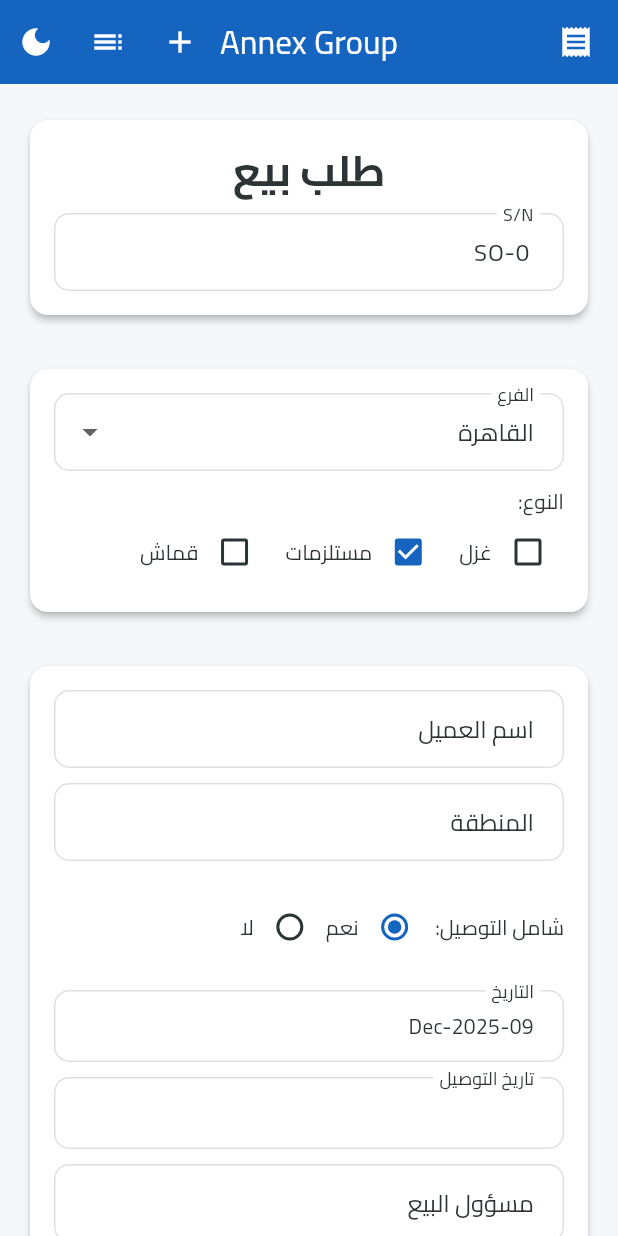
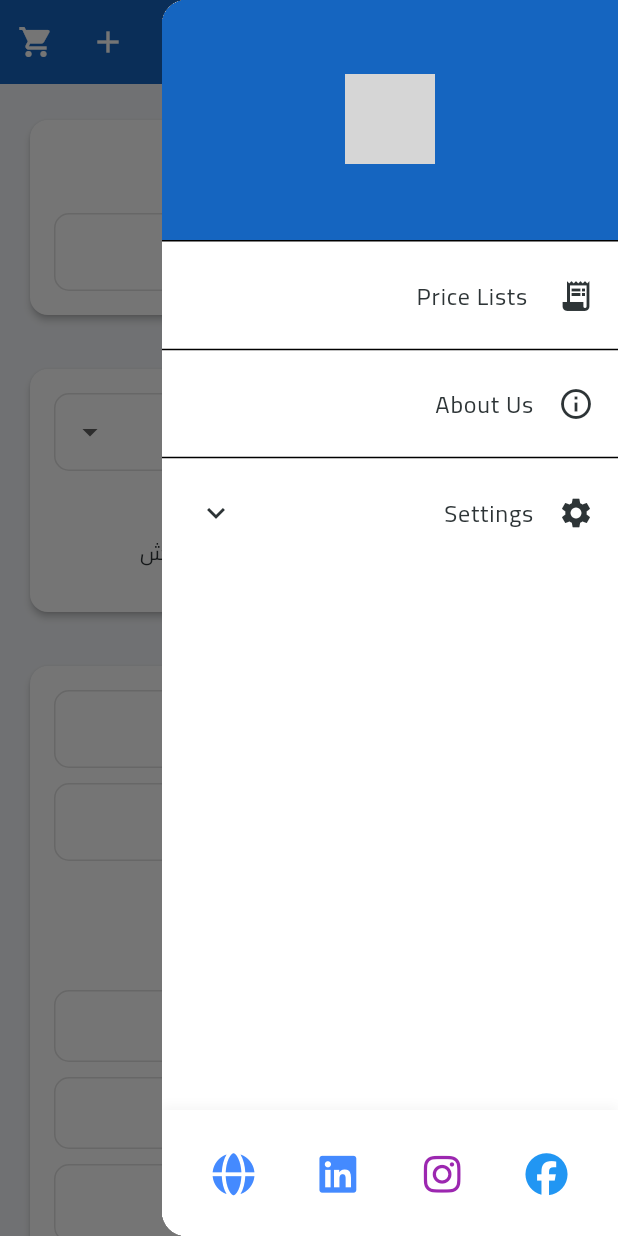
Before and after one commit to sayedsaad96/sales_order_app, a Flutter app: the SalesOrderPage screen opened directly, with the side drawer open (before the commit the screen has no drawer), on a phone screen of 412 x 824 dp. Run offline on Flutter 3.47's test engine with Material 3 defaults, Android fonts, the phone set to English and light mode, and no system bars; our stand-ins replace font_awesome_flutter, hive, hive_flutter, pdf, printing, share_plus; accounts and stored records are empty; grey boxes are pictures that could not be loaded.

Commit message:
Implement sales order creation/editing, saved invoices, user profile management, and PDF viewing.

```diff
--- /dev/null
+++ b/lib/core/widgets/app_drawer.dart
@@ -0,0 +1,189 @@
+import 'package:flutter/material.dart';
+import 'package:provider/provider.dart';
+import '../providers/theme_provider.dart';
+import '../../features/sales_order/presentation/pages/price_list_page.dart';
+
+import '../../features/user/presentation/pages/edit_profile_page.dart';
+import '../../features/about/presentation/pages/about_page.dart';
+import 'package:font_awesome_flutter/font_awesome_flutter.dart';
+import 'package:url_launcher/url_launcher.dart';
+
+class AppDrawer extends StatelessWidget {
+  const AppDrawer({super.key});
+
+  Future<void> _launchSocialMedia(String url) async {
+    final Uri uri = Uri.parse(url);
+    if (!await launchUrl(uri, mode: LaunchMode.externalApplication)) {
+      throw Exception('Could not launch $uri');
+    }
+  }
+
+  @override
+  Widget build(BuildContext context) {
+    return Drawer(
+      child: Column(
+        children: [
+          Expanded(
+            child: ListView(
+              padding: EdgeInsets.zero,
+              children: [
+                DrawerHeader(
+                  decoration: BoxDecoration(
+                    color: Theme.of(context).primaryColor,
+                  ),
+                  child: Center(
+                    child: Column(
+                      mainAxisAlignment: MainAxisAlignment.center,
+                      children: [
+                        Image.asset(
+                          'assets/images/logo.png',
+                          height: 60,
+                          width: 60,
+                          color: Colors.white,
+                        ),
+                        const SizedBox(height: 10),
+                      ],
+                    ),
+                  ),
+                ),
+
+                ListTile(
+                  leading: const Icon(Icons.receipt_long),
+                  title: const Text(' Price Lists'),
+                  onTap: () {
+                    Navigator.pop(context); // Close drawer
+                    Navigator.push(
+                      context,
+                      MaterialPageRoute(
+                        builder: (context) => const PriceListPage(),
+                      ),
+                    );
+                  },
+                ),
+                const Divider(),
+                ListTile(
+                  leading: const Icon(Icons.info_outline),
+                  title: const Text('About Us'),
+                  onTap: () {
+                    Navigator.pop(context); // Close drawer
+                    Navigator.push(
+                      context,
+                      MaterialPageRoute(
+                        builder: (context) => const AboutPage(),
+                      ),
+                    );
+                  },
+                ),
+                const Divider(),
+                ExpansionTile(
+                  leading: const Icon(Icons.settings),
+                  title: const Text('Settings'),
+                  children: [
+                    ListTile(
+                      leading: const Icon(Icons.person_outline),
+                      title: const Text('Edit Profile'),
+                      onTap: () {
+                        Navigator.pop(context); // Close drawer
+                        Navigator.push(
+                          context,
+                          MaterialPageRoute(
+                            builder: (context) => const EditProfilePage(),
+                          ),
+                        );
+                      },
+                    ),
+                    Consumer<ThemeProvider>(
+                      builder: (context, themeProvider, child) {
+                        return SwitchListTile(
+                          secondary: Icon(
+                            themeProvider.isDarkMode
+                                ? Icons.dark_mode
+                                : Icons.light_mode,
+                          ),
+                          title: themeProvider.isDarkMode
+                              ? const Text(' Dark Mode')
+                              : const Text(' Light Mode'),
+                          value: themeProvider.isDarkMode,
+                          onChanged: (value) {
+                            themeProvider.toggleTheme();
+                          },
+                        );
+                      },
+                    ),
+                  ],
+                ),
+              ],
+            ),
+          ),
+          // Social Media Footer
+          Container(
+            padding: const EdgeInsets.symmetric(vertical: 20),
+            decoration: BoxDecoration(
+              color: Theme.of(context).cardColor,
+              boxShadow: [
+                BoxShadow(
+                  color: Colors.grey.withValues(alpha: 0.1),
+                  blurRadius: 5,
+                  offset: const Offset(0, -3),
+                ),
+              ],
+            ),
+            child: Row(
+              mainAxisAlignment: MainAxisAlignment.spaceEvenly,
+              children: [
+                _SocialIcon(
+                  icon: FontAwesomeIcons.facebook,
+                  onTap: () =>
+                      _launchSocialMedia('https://www.facebook.com/annexeg/'),
+                  color: Colors.blue,
+                ),
+                _SocialIcon(
+                  icon: FontAwesomeIcons.instagram,
+                  onTap: () =>
+                      _launchSocialMedia('https://www.instagram.com/annexeg/'),
+                  color: Colors.purple,
+                ),
+                _SocialIcon(
+                  icon: FontAwesomeIcons.linkedin,
+                  onTap: () => _launchSocialMedia(
+                    'https://www.linkedin.com/company/annexeg/',
+                  ),
+                  color: Colors.blueAccent,
+                ),
+                _SocialIcon(
+                  icon: FontAwesomeIcons.globe,
+                  onTap: () => _launchSocialMedia('https://www.annexeg.com/'),
+                  color: Colors.blueAccent,
+                ),
+              ],
+            ),
+          ),
+        ],
+      ),
+    );
+  }
+}
+
+class _SocialIcon extends StatelessWidget {
+  final IconData icon;
+  final VoidCallback onTap;
+  final Color color;
+
+  const _SocialIcon({
+    required this.icon,
+    required this.onTap,
+    required this.color,
+  });
+
+  @override
+  Widget build(BuildContext context) {
+    return InkWell(
+      onTap: onTap,
+      borderRadius: BorderRadius.circular(20),
+      child: Padding(
+        padding: const EdgeInsets.all(8.0),
+        child: Icon(icon, size: 28, color: color),
+      ),
+    );
+  }
+}
--- a/lib/features/sales_order/presentation/pages/sales_order_page.dart
+++ b/lib/features/sales_order/presentation/pages/sales_order_page.dart
@@ -1,13 +1,11 @@
 import 'package:flutter/material.dart';
 
-import 'package:provider/provider.dart';
-import '../../../../core/providers/theme_provider.dart';
 import '../../data/models/sales_order.dart';
 import '../../pdf/pdf_generator.dart';
 import 'package:printing/printing.dart';
 import '../../data/datasources/invoice_local_data_source.dart';
 import 'saved_invoices_page.dart';
-import 'price_list_page.dart';
+
 import 'dart:io';
 import 'package:path_provider/path_provider.dart';
 import '../../../user/data/datasources/user_local_data_source.dart';
@@ -16,6 +14,7 @@ import '../widgets/customer_info_section.dart';
 // import '../widgets/order_section_widget.dart'; // Removed in favor of direct sliver building
 import '../widgets/sales_order_item_row.dart';
 import '../utils/sales_order_helpers.dart';
+import '../../../../core/widgets/app_drawer.dart';
 
 class SalesOrderPage extends StatefulWidget {
   final SalesOrder? existingOrder;
@@ -158,8 +157,6 @@ class _SalesOrderPageState extends State<SalesOrderPage> {
       _sections.clear();
       _addSection();
 
-
-
       // Re-populate sales responsible
       _loadCurrentUser();
       _calculateTotal();
@@ -292,9 +289,15 @@ class _SalesOrderPageState extends State<SalesOrderPage> {
       await InvoiceLocalDataSource().saveInvoice(order);
 
       if (mounted) {
-        ScaffoldMessenger.of(
-          context,
-        ).showSnackBar(SnackBar(content: Text(_isEditing && !_saveAsNew ? 'تم تحديث الفاتورة بنجاح' : 'تم حفظ الفاتورة بنجاح')));
+        ScaffoldMessenger.of(context).showSnackBar(
+          SnackBar(
+            content: Text(
+              _isEditing && !_saveAsNew
+                  ? 'تم تحديث الفاتورة بنجاح'
+                  : 'تم حفظ الفاتورة بنجاح',
+            ),
+          ),
+        );
       }
     }
   }
@@ -448,19 +451,10 @@ class _SalesOrderPageState extends State<SalesOrderPage> {
   @override
   Widget build(BuildContext context) {
     return Scaffold(
+      drawer: const AppDrawer(),
       appBar: AppBar(
         title: const Text('Annex Group'),
         centerTitle: true,
-        leading: IconButton(
-          icon: const Icon(Icons.receipt),
-          tooltip: 'قائمة الأسعار',
-          onPressed: () {
-            Navigator.push(
-              context,
-              MaterialPageRoute(builder: (context) => const PriceListPage()),
-            );
-          },
-        ),
         actions: [
           IconButton(
             icon: const Icon(Icons.add),
@@ -468,7 +462,7 @@ class _SalesOrderPageState extends State<SalesOrderPage> {
             onPressed: _resetForm,
           ),
           IconButton(
-            icon: const Icon(Icons.list),
+            icon: const Icon(Icons.shopping_cart),
             tooltip: 'الفواتير المحفوظة',
             onPressed: () {
               Navigator.push(
@@ -479,25 +473,16 @@ class _SalesOrderPageState extends State<SalesOrderPage> {
               );
             },
           ),
-          Consumer<ThemeProvider>(
-            builder: (context, themeProvider, child) {
-              return IconButton(
-                icon: Icon(
-                  themeProvider.isDarkMode ? Icons.light_mode : Icons.dark_mode,
-                ),
-                onPressed: () {
-                  themeProvider.toggleTheme();
-                },
-              );
-            },
-          ),
         ],
       ),
       body: LayoutBuilder(
         builder: (context, constraints) {
           final isMobile =
               constraints.maxWidth < ResponsiveConstants.kMobileBreakpoint;
-          return Form(
+          return Center(
+            child: ConstrainedBox(
+              constraints: const BoxConstraints(maxWidth: 1000),
+              child: Form(
                 key: _formKey,
                 child: CustomScrollView(
               slivers: [
@@ -781,7 +766,8 @@ class _SalesOrderPageState extends State<SalesOrderPage> {
                           child: CheckboxListTile(
                             title: const Text('حفظ كفاتورة جديدة (نسخة)'),
                             value: _saveAsNew,
-                            onChanged: (val) => setState(() => _saveAsNew = val ?? false),
+                            onChanged: (val) =>
+                                setState(() => _saveAsNew = val ?? false),
                           ),
                         ),
                       Center(
@@ -826,6 +812,8 @@ class _SalesOrderPageState extends State<SalesOrderPage> {
                 ),
               ],
             ),
+          ),
+            ),
           );
         },
       ),
@@ -863,7 +851,6 @@ class _SalesOrderPageState extends State<SalesOrderPage> {
                         )
                       : SizedBox(
                           width: 250,
-                          height: 50,
                           child: TextFormField(
                             controller: section.categoryController,
                             decoration: const InputDecoration(
--- a/pubspec.yaml
+++ b/pubspec.yaml
@@ -44,6 +44,8 @@ dependencies:
   path_provider: ^2.1.1
   provider: ^6.1.5+1
   share_plus: ^12.0.1
+  url_launcher: ^6.3.2
+  font_awesome_flutter: ^10.12.0
 
 dev_dependencies:
   flutter_test:
```
Also changed, not shown: lib/core/widgets/pdf_viewer_page.dart (added, +41 -0 lines), lib/features/about/presentation/pages/about_page.dart (added, +77 -0 lines), lib/features/sales_order/presentation/pages/price_list_page.dart (+8 -40 lines), lib/features/sales_order/presentation/pages/saved_invoices_page.dart (+6 -4 lines), lib/features/user/presentation/pages/edit_profile_page.dart (added, +135 -0 lines), pubspec.lock, 3 other files. Lines whose indentation alone changed are shown as unchanged.
